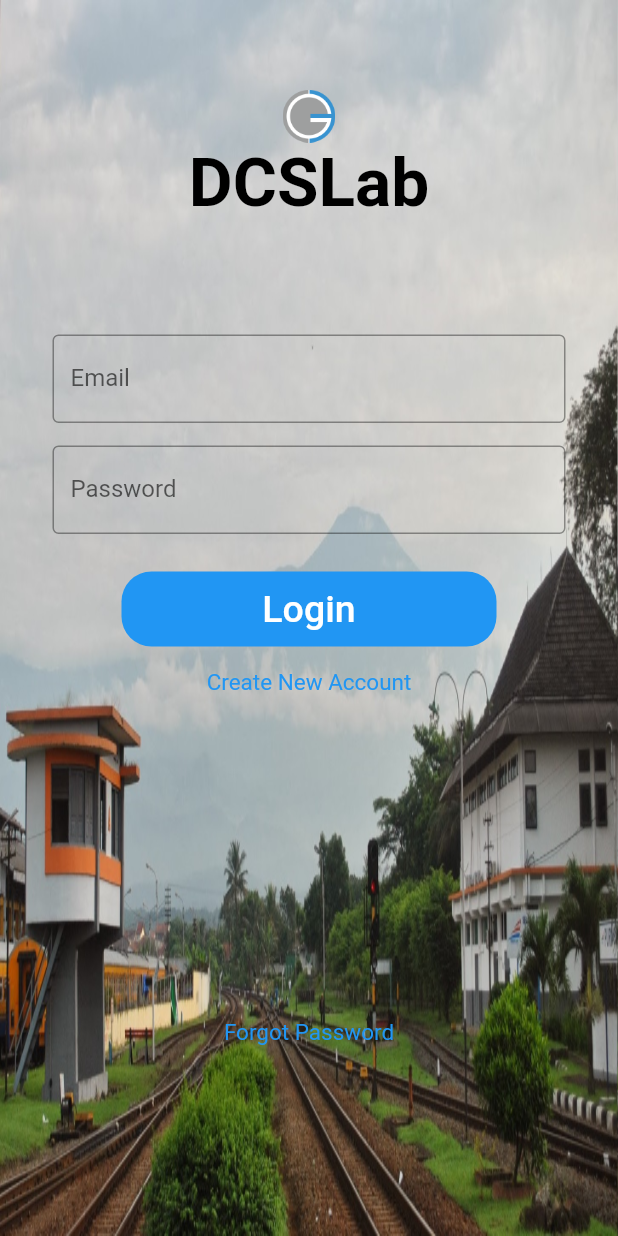
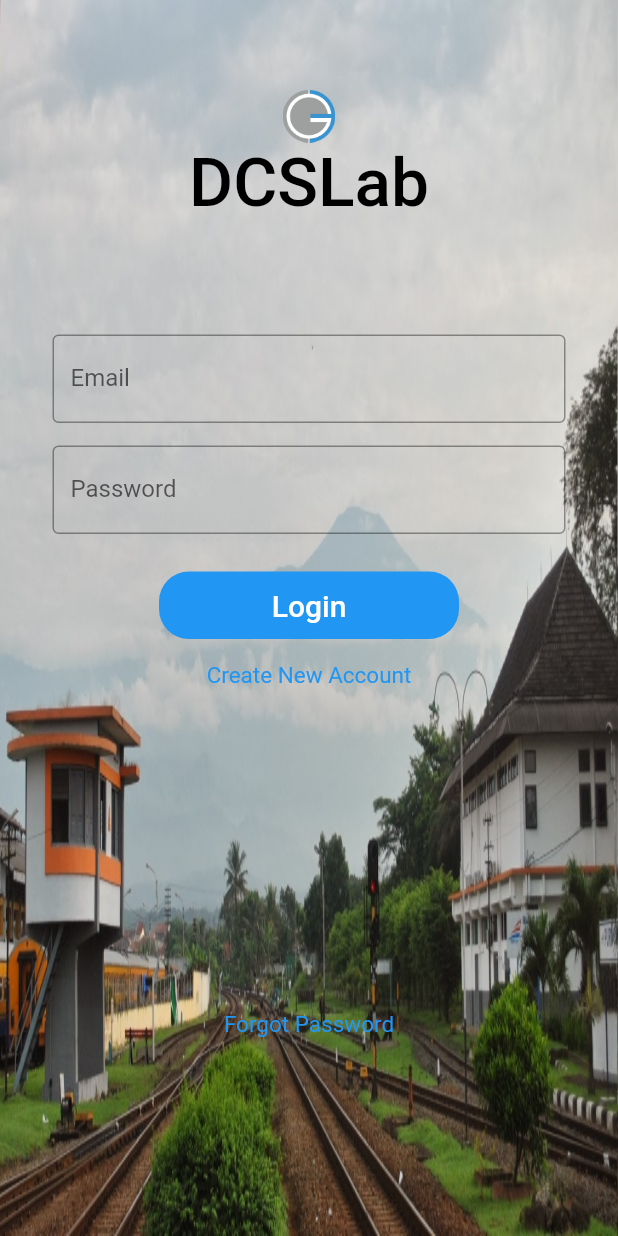
Before and after one commit to GitzJoey/dcslab_mobile, a Flutter app: the screen it shows after launch, on a phone screen of 412 x 824 dp. Run offline on Flutter 3.47's test engine with Material 2 defaults, Android fonts, the phone set to English and light mode, and no system bars.

Commit message:
initial commit

```diff
--- a/lib/main.dart
+++ b/lib/main.dart
@@ -53,7 +53,7 @@
             const Text('DCSLab',
                 style: TextStyle(
                     fontSize: 45,
-                    fontWeight: FontWeight.bold,
+                    fontWeight: FontWeight.w500,
                     decoration: TextDecoration.none,
                     color: Colors.black)),
             const SizedBox(
@@ -88,15 +88,15 @@
               height: 25,
             ),
             Container(
-              height: 50,
-              width: 250,
+              height: 45,
+              width: 200,
               decoration: BoxDecoration(
                   color: Colors.blue, borderRadius: BorderRadius.circular(20)),
               child: TextButton(
                 onPressed: () {},
                 child: const Text(
                   'Login',
-                  style: TextStyle(color: Colors.white, fontSize: 25),
+                  style: TextStyle(color: Colors.white, fontSize: 20),
                 ),
               ),
             ),
```
